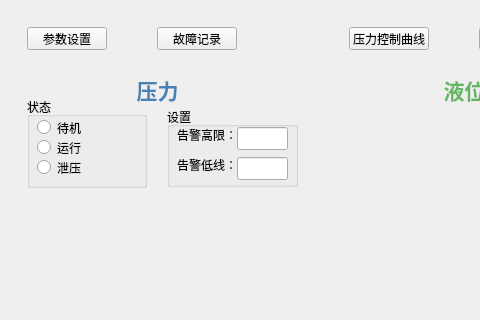
Above: mainwindow.ui from anzisheng/Dashboard before the change; both pictures show x 0 to 480 and y 0 to 320 of the 800 by 600 pixel window. Below: the same form after it.
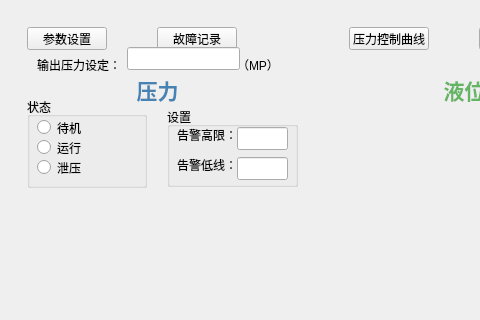
That is the form after the change. Custom widgets are drawn as their Qt base class.

Commit message: 加了停机/回油代码，wireshark显示有问题

Patch:
```diff
--- a/mainwindow.ui
+++ b/mainwindow.ui
@@ -225,6 +225,42 @@
                 <string>停机/回油</string>
                </property>
               </widget>
+              <widget class="QLabel" name="label_5">
+               <property name="geometry">
+                <rect>
+                 <x>10</x>
+                 <y>30</y>
+                 <width>81</width>
+                 <height>16</height>
+                </rect>
+               </property>
+               <property name="text">
+                <string>输出压力设定：</string>
+               </property>
+              </widget>
+              <widget class="QLineEdit" name="lineEdit_5">
+               <property name="geometry">
+                <rect>
+                 <x>100</x>
+                 <y>20</y>
+                 <width>113</width>
+                 <height>23</height>
+                </rect>
+               </property>
+              </widget>
+              <widget class="QLabel" name="label_6">
+               <property name="geometry">
+                <rect>
+                 <x>210</x>
+                 <y>30</y>
+                 <width>53</width>
+                 <height>15</height>
+                </rect>
+               </property>
+               <property name="text">
+                <string>（MP）</string>
+               </property>
+              </widget>
              </widget>
             </item>
             <item>
```
The commit also changes 2 other files.
